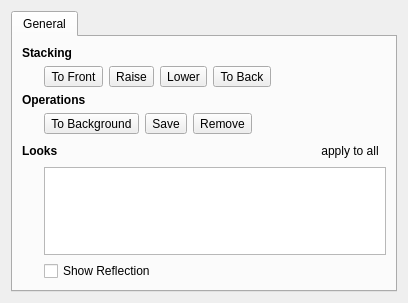
Before: the Qt Designer form items/AbstractProperties.ui in enricoros/fotowall, drawn with Qt 5.
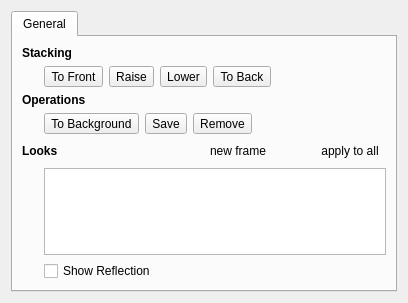
After: the same form once the commit is applied. Icons and pictures are not drawn.

Commit message: User defined frames in AbstractProperties windows. Not complete yet Still need to add a remove frame button.

Patch:
```diff
--- a/items/AbstractProperties.ui
+++ b/items/AbstractProperties.ui
@@ -228,6 +228,16 @@
              </property>
             </widget>
            </item>
+           <item>
+            <widget class="QPushButton" name="newFrame">
+             <property name="text">
+              <string>new frame</string>
+             </property>
+             <property name="flat">
+              <bool>true</bool>
+             </property>
+            </widget>
+           </item>
            <item>
             <widget class="QToolButton" name="applyLooks">
              <property name="text">
```
Left out of the diff: 2 changed lines with no effect on the pictures. The commit also changes 2 other files.
